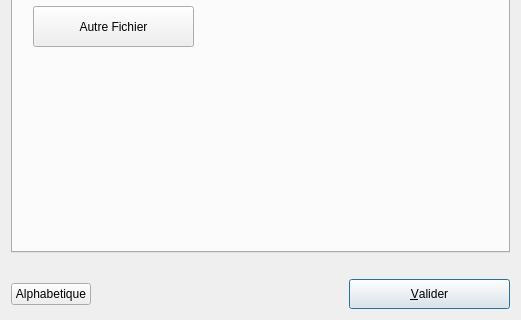
Before: the Qt Designer form UiQT4/desInclude.ui in SalomePlatform/eficas_tools, drawn with Qt 5; both pictures show x 0 to 521 and y 191 to 511 of the 521 by 511 pixel window.
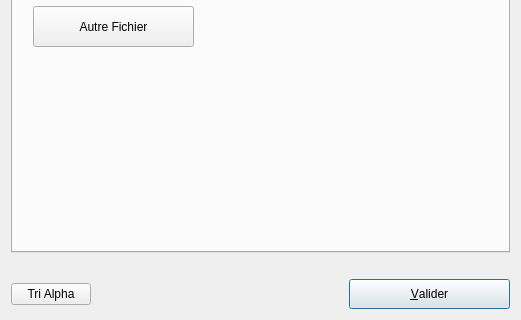
After: the same form once the commit is applied.

Commit message: Bouton Tri Alpha

What changed in the file:
```diff
--- a/UiQT4/desInclude.ui
+++ b/UiQT4/desInclude.ui
@@ -277,7 +277,7 @@
    <item row="2" column="0" >
     <widget class="QPushButton" name="BAlpha" >
      <property name="text" >
-      <string>Alphabetique</string>
+      <string>Tri Alpha</string>
      </property>
     </widget>
    </item>
```
The commit also changes 2 other files.
